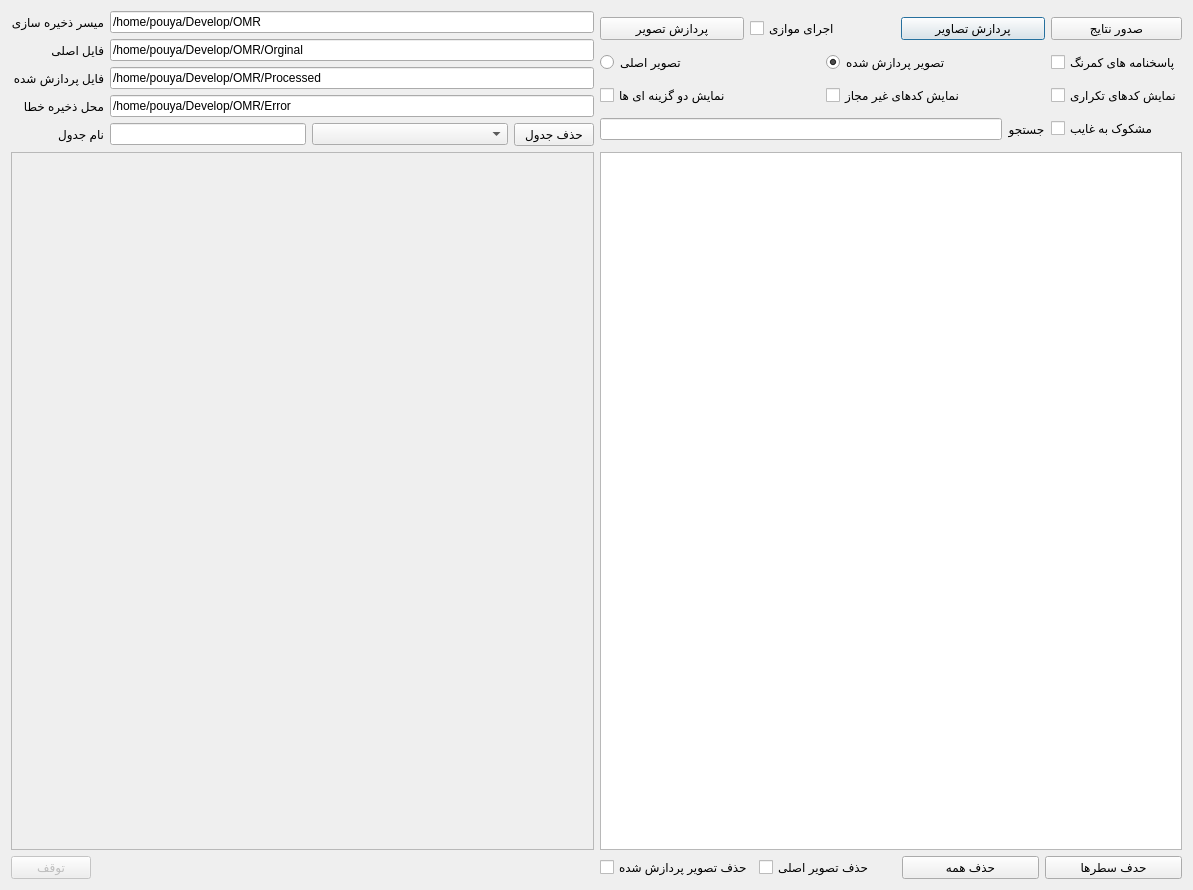
First picture: the form in omrprocess.ui, repository pouya-codes/OMR, before the edit.
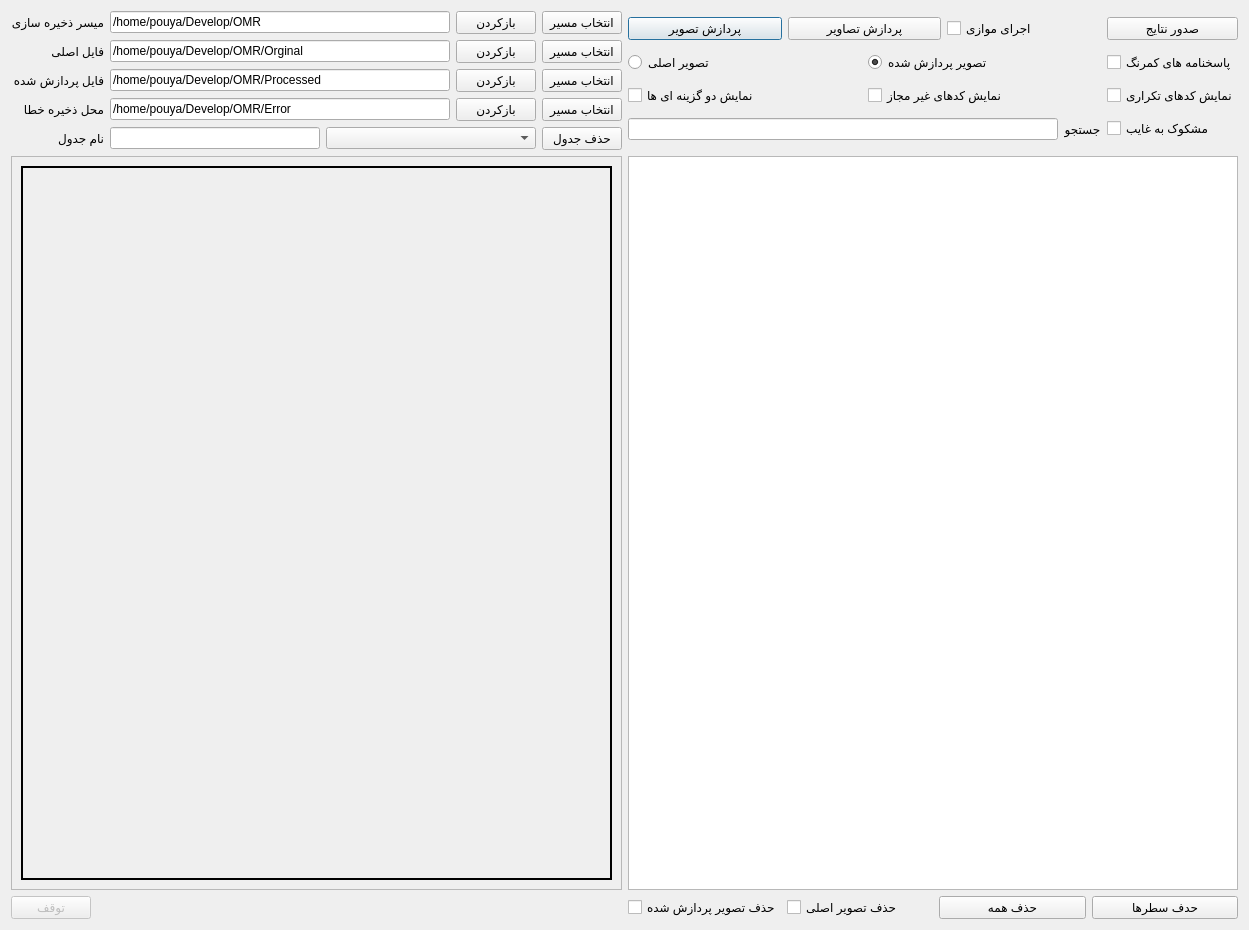
Second picture: the form after the edit. Custom widgets are drawn as their Qt base class.

Commit message: Added Save and Load Sheets, Added Column order Questions

Patch:
```diff
--- a/omrprocess.ui
+++ b/omrprocess.ui
@@ -6,8 +6,8 @@
    <rect>
     <x>0</x>
     <y>0</y>
-    <width>1193</width>
-    <height>890</height>
+    <width>1249</width>
+    <height>930</height>
    </rect>
   </property>
   <property name="windowTitle">
@@ -79,113 +79,6 @@
    </item>
    <item row="0" column="0" colspan="2">
     <layout class="QGridLayout" name="gridLayout_3">
-     <item row="0" column="0">
-      <layout class="QFormLayout" name="formLayout_6">
-       <property name="labelAlignment">
-        <set>Qt::AlignRight|Qt::AlignTrailing|Qt::AlignVCenter</set>
-       </property>
-       <property name="formAlignment">
-        <set>Qt::AlignRight|Qt::AlignTop|Qt::AlignTrailing</set>
-       </property>
-       <property name="horizontalSpacing">
-        <number>6</number>
-       </property>
-       <item row="0" column="0">
-        <widget class="QLabel" name="Label_4">
-         <property name="text">
-          <string>میسر ذخیره سازی</string>
-         </property>
-        </widget>
-       </item>
-       <item row="0" column="1">
-        <widget class="QLineEdit" name="LineEditMain">
-         <property name="text">
-          <string>/home/pouya/Develop/OMR</string>
-         </property>
-        </widget>
-       </item>
-       <item row="1" column="0">
-        <widget class="QLabel" name="Label">
-         <property name="text">
-          <string>فایل اصلی  </string>
-         </property>
-        </widget>
-       </item>
-       <item row="1" column="1">
-        <widget class="QLineEdit" name="lineEditOrginalPath">
-         <property name="text">
-          <string>/home/pouya/Develop/OMR/Orginal</string>
-         </property>
-        </widget>
-       </item>
-       <item row="2" column="0">
-        <widget class="QLabel" name="Label_2">
-         <property name="text">
-          <string>فایل پردازش شده</string>
-         </property>
-        </widget>
-       </item>
-       <item row="2" column="1">
-        <widget class="QLineEdit" name="lineEditProcessedPath">
-         <property name="text">
-          <string>/home/pouya/Develop/OMR/Processed</string>
-         </property>
-        </widget>
-       </item>
-       <item row="3" column="0">
-        <widget class="QLabel" name="Label_3">
-         <property name="text">
-          <string>محل ذخیره خطا  </string>
-         </property>
-        </widget>
-       </item>
-       <item row="3" column="1">
-        <widget class="QLineEdit" name="lineEditErrorPath">
-         <property name="text">
-          <string>/home/pouya/Develop/OMR/Error</string>
-         </property>
-        </widget>
-       </item>
-       <item row="4" column="0">
-        <widget class="QLabel" name="label_2">
-         <property name="text">
-          <string>نام جدول</string>
-         </property>
-        </widget>
-       </item>
-       <item row="4" column="1">
-        <layout class="QHBoxLayout" name="horizontalLayout_2">
-         <item>
-          <widget class="QLineEdit" name="lineEditTableName">
-           <property name="sizePolicy">
-            <sizepolicy hsizetype="Expanding" vsizetype="Fixed">
-             <horstretch>1</horstretch>
-             <verstretch>0</verstretch>
-            </sizepolicy>
-           </property>
-          </widget>
-         </item>
-         <item>
-          <widget class="QComboBox" name="comboBoxDbNames">
-           <property name="sizePolicy">
-            <sizepolicy hsizetype="Preferred" vsizetype="Fixed">
-             <horstretch>1</horstretch>
-             <verstretch>0</verstretch>
-            </sizepolicy>
-           </property>
-          </widget>
-         </item>
-         <item>
-          <widget class="QPushButton" name="pushButtonOmitTable">
-           <property name="text">
-            <string>حذف جدول</string>
-           </property>
-          </widget>
-         </item>
-        </layout>
-       </item>
-      </layout>
-     </item>
      <item row="0" column="1">
       <layout class="QHBoxLayout" name="horizontalLayout">
        <property name="leftMargin">
@@ -306,18 +199,8 @@
              <property name="text">
               <string>پردازش تصویر</string>
              </property>
-            </widget>
-           </item>
-           <item>
-            <widget class="QCheckBox" name="checkBoxMultiThread">
-             <property name="sizePolicy">
-              <sizepolicy hsizetype="Minimum" vsizetype="Fixed">
-               <horstretch>0</horstretch>
-               <verstretch>1</verstretch>
-              </sizepolicy>
-             </property>
-             <property name="text">
-              <string>اجرای موازی</string>
+             <property name="default">
+              <bool>true</bool>
              </property>
             </widget>
            </item>
@@ -332,8 +215,24 @@
              <property name="text">
               <string>پردازش تصاویر</string>
              </property>
+             <property name="autoDefault">
+              <bool>false</bool>
+             </property>
              <property name="default">
-              <bool>true</bool>
+              <bool>false</bool>
+             </property>
+            </widget>
+           </item>
+           <item>
+            <widget class="QCheckBox" name="checkBoxMultiThread">
+             <property name="sizePolicy">
+              <sizepolicy hsizetype="Minimum" vsizetype="Fixed">
+               <horstretch>0</horstretch>
+               <verstretch>1</verstretch>
+              </sizepolicy>
+             </property>
+             <property name="text">
+              <string>اجرای موازی</string>
              </property>
             </widget>
            </item>
@@ -356,8 +255,8 @@
          <rect>
           <x>0</x>
           <y>0</y>
-          <width>582</width>
-          <height>690</height>
+          <width>610</width>
+          <height>704</height>
          </rect>
         </property>
         <layout class="QHBoxLayout" name="horizontalLayout_10">
@@ -369,6 +268,9 @@
              <verstretch>10</verstretch>
             </sizepolicy>
            </property>
+           <property name="styleSheet">
+            <string notr="true">border: 2px solid black</string>
+           </property>
            <property name="text">
             <string/>
            </property>
@@ -395,6 +297,9 @@
        <property name="layoutDirection">
         <enum>Qt::RightToLeft</enum>
        </property>
+       <property name="styleSheet">
+        <string notr="true"/>
+       </property>
        <property name="selectionMode">
         <enum>QAbstractItemView::ExtendedSelection</enum>
        </property>
@@ -406,6 +311,185 @@
        </attribute>
       </widget>
      </item>
+     <item row="0" column="0">
+      <layout class="QFormLayout" name="formLayout_6">
+       <property name="labelAlignment">
+        <set>Qt::AlignRight|Qt::AlignTrailing|Qt::AlignVCenter</set>
+       </property>
+       <property name="formAlignment">
+        <set>Qt::AlignRight|Qt::AlignTop|Qt::AlignTrailing</set>
+       </property>
+       <property name="horizontalSpacing">
+        <number>6</number>
+       </property>
+       <item row="0" column="0">
+        <widget class="QLabel" name="Label_4">
+         <property name="text">
+          <string>میسر ذخیره سازی</string>
+         </property>
+        </widget>
+       </item>
+       <item row="2" column="0">
+        <widget class="QLabel" name="Label">
+         <property name="text">
+          <string>فایل اصلی  </string>
+         </property>
+        </widget>
+       </item>
+       <item row="3" column="0">
+        <widget class="QLabel" name="Label_2">
+         <property name="text">
+          <string>فایل پردازش شده</string>
+         </property>
+        </widget>
+       </item>
+       <item row="4" column="0">
+        <widget class="QLabel" name="Label_3">
+         <property name="text">
+          <string>محل ذخیره خطا  </string>
+         </property>
+        </widget>
+       </item>
+       <item row="5" column="0">
+        <widget class="QLabel" name="label_2">
+         <property name="text">
+          <string>نام جدول</string>
+         </property>
+        </widget>
+       </item>
+       <item row="5" column="1">
+        <layout class="QHBoxLayout" name="horizontalLayout_2">
+         <item>
+          <widget class="QLineEdit" name="lineEditTableName">
+           <property name="sizePolicy">
+            <sizepolicy hsizetype="Expanding" vsizetype="Fixed">
+             <horstretch>1</horstretch>
+             <verstretch>0</verstretch>
+            </sizepolicy>
+           </property>
+          </widget>
+         </item>
+         <item>
+          <widget class="QComboBox" name="comboBoxDbNames">
+           <property name="sizePolicy">
+            <sizepolicy hsizetype="Preferred" vsizetype="Fixed">
+             <horstretch>1</horstretch>
+             <verstretch>0</verstretch>
+            </sizepolicy>
+           </property>
+          </widget>
+         </item>
+         <item>
+          <widget class="QPushButton" name="pushButtonOmitTable">
+           <property name="text">
+            <string>حذف جدول</string>
+           </property>
+          </widget>
+         </item>
+        </layout>
+       </item>
+       <item row="0" column="1">
+        <layout class="QHBoxLayout" name="horizontalLayout_12">
+         <item>
+          <widget class="QLineEdit" name="LineEditMain">
+           <property name="text">
+            <string>/home/pouya/Develop/OMR</string>
+           </property>
+          </widget>
+         </item>
+         <item>
+          <widget class="QPushButton" name="pushButton_MainPathBrowse">
+           <property name="text">
+            <string>بازکردن</string>
+           </property>
+          </widget>
+         </item>
+         <item>
+          <widget class="QPushButton" name="pushButton_MainPathOpen">
+           <property name="text">
+            <string>انتخاب مسیر</string>
+           </property>
+          </widget>
+         </item>
+        </layout>
+       </item>
+       <item row="2" column="1">
+        <layout class="QHBoxLayout" name="horizontalLayout_13">
+         <item>
+          <widget class="QLineEdit" name="lineEditOrginalPath">
+           <property name="text">
+            <string>/home/pouya/Develop/OMR/Orginal</string>
+           </property>
+          </widget>
+         </item>
+         <item>
+          <widget class="QPushButton" name="pushButton_OrginalPathOpen">
+           <property name="text">
+            <string>بازکردن</string>
+           </property>
+          </widget>
+         </item>
+         <item>
+          <widget class="QPushButton" name="pushButton_OrginalPathBrowse">
+           <property name="text">
+            <string>انتخاب مسیر</string>
+           </property>
+          </widget>
+         </item>
+        </layout>
+       </item>
+       <item row="3" column="1">
+        <layout class="QHBoxLayout" name="horizontalLayout_14">
+         <item>
+          <widget class="QLineEdit" name="lineEditProcessedPath">
+           <property name="text">
+            <string>/home/pouya/Develop/OMR/Processed</string>
+           </property>
+          </widget>
+         </item>
+         <item>
+          <widget class="QPushButton" name="pushButton_ProcessedPathOpen">
+           <property name="text">
+            <string>بازکردن</string>
+           </property>
+          </widget>
+         </item>
+         <item>
+          <widget class="QPushButton" name="pushButton_ProcessedPathBrowse">
+           <property name="text">
+            <string>انتخاب مسیر</string>
+           </property>
+          </widget>
+         </item>
+        </layout>
+       </item>
+       <item row="4" column="1">
+        <layout class="QHBoxLayout" name="horizontalLayout_15">
+         <item>
+          <widget class="QLineEdit" name="lineEditErrorPath">
+           <property name="text">
+            <string>/home/pouya/Develop/OMR/Error</string>
+           </property>
+          </widget>
+         </item>
+         <item>
+          <widget class="QPushButton" name="pushButton_ErrorPathOpen">
+           <property name="text">
+            <string>بازکردن</string>
+           </property>
+          </widget>
+         </item>
+         <item>
+          <widget class="QPushButton" name="pushButton_ErrorPathBrowse">
+           <property name="text">
+            <string>انتخاب مسیر</string>
+           </property>
+          </widget>
+         </item>
+        </layout>
+       </item>
+      </layout>
+     </item>
     </layout>
    </item>
   </layout>
```
Left out of the diff: 20 changed lines with no effect on the pictures. The commit also changes 11 other files.
